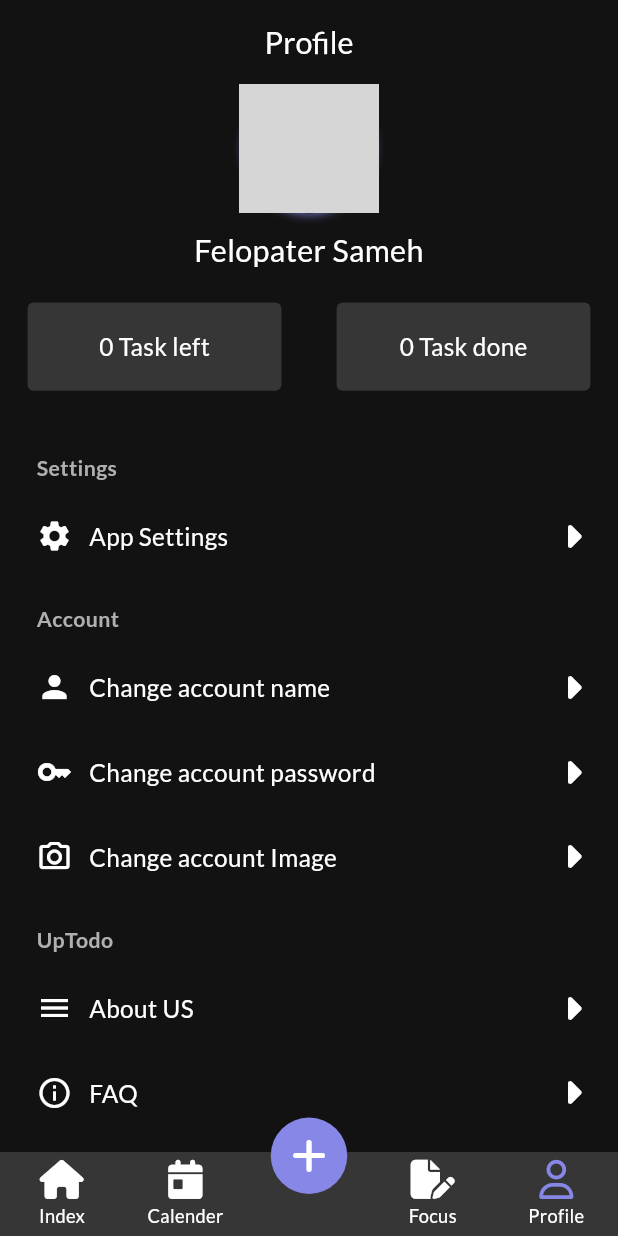
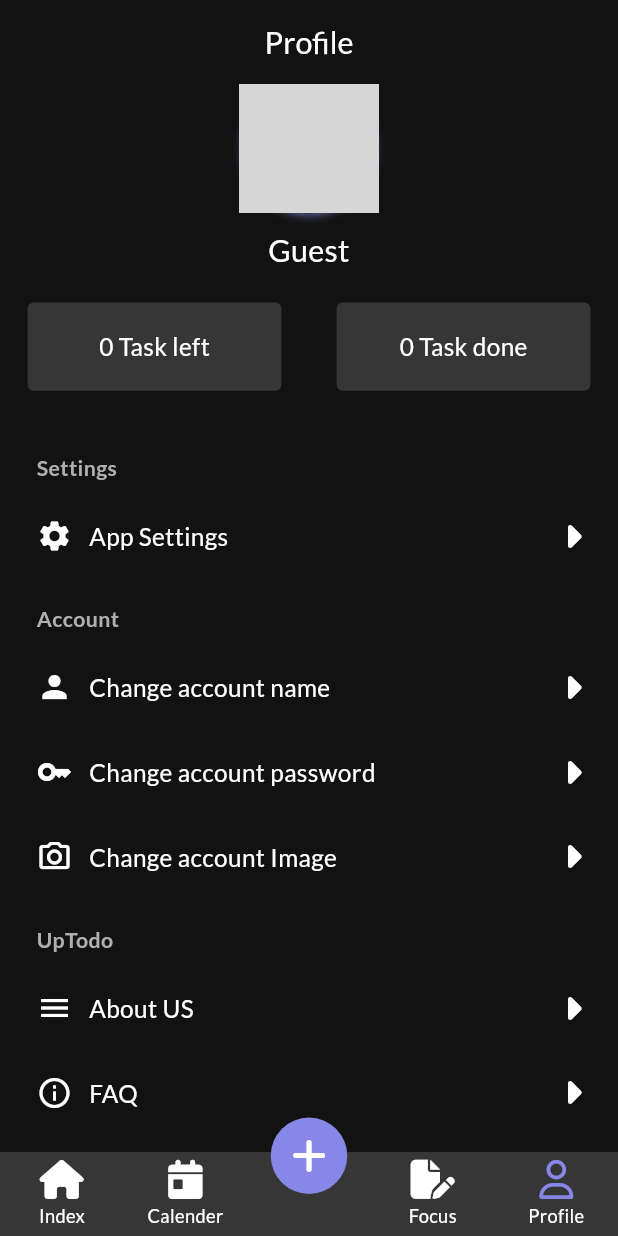
Before and after one commit to felopatersameh/UpTodo-app, a Flutter app: the screen it shows after launch, item 5 of the bottom bar chosen, on a phone screen of 412 x 824 dp. Run offline on Flutter 3.47's test engine with Material 3 defaults, Android fonts, the phone set to English and light mode, and no system bars; drawn by our look-alikes of persistent_bottom_nav_bar; our stand-ins replace bloc, contained_tab_bar_view, device_info_plus, easy_date_timeline, file_picker, flutter_bloc and 13 more; missing offline and left inert: flutter_settings_ui, workmanager; accounts and stored records are empty; grey boxes are pictures that could not be loaded.

Commit message:
update name

```diff
--- a/lib/core/utils/resource/constant.dart
+++ b/lib/core/utils/resource/constant.dart
@@ -4,7 +4,7 @@ class AppConstant {
   static const String kImage =
       "https://media.licdn.com/dms/image/v2/D4D03AQEsBirk013W0g/profile-displayphoto-shrink_800_800/profile-displayphoto-shrink_800_800/0/1731256654216?e=1736985600&v=beta&t=ZRWJa18QZeELdG6NeUZrzat78l9rHY9OzJXh195i5ic";
   static ScrollPhysics physics = RangeMaintainingScrollPhysics();
-  static const String kName = "Felopater Sameh";
+  static const String kName = "Guest";
   static const String kPass = "123456789#";
   static const String tagSearch = "search";
 }
--- a/lib/features/User/View/Pages/user_screen.dart
+++ b/lib/features/User/View/Pages/user_screen.dart
@@ -4,7 +4,6 @@ import '../../../../core/utils/resource/string.dart';
 
 import '../Widget/box_items.dart';
 
-import '../Widget/log_out.dart';
 import '../Widget/user_details.dart';
 
 class UserScreen extends StatelessWidget {
@@ -22,7 +21,7 @@ class UserScreen extends StatelessWidget {
           children: [
             const UserDetails(),
             BoxOFListProfileItems(),
-            const LogOut()
+            // const LogOut()
           ],
         ),
       ),
```
